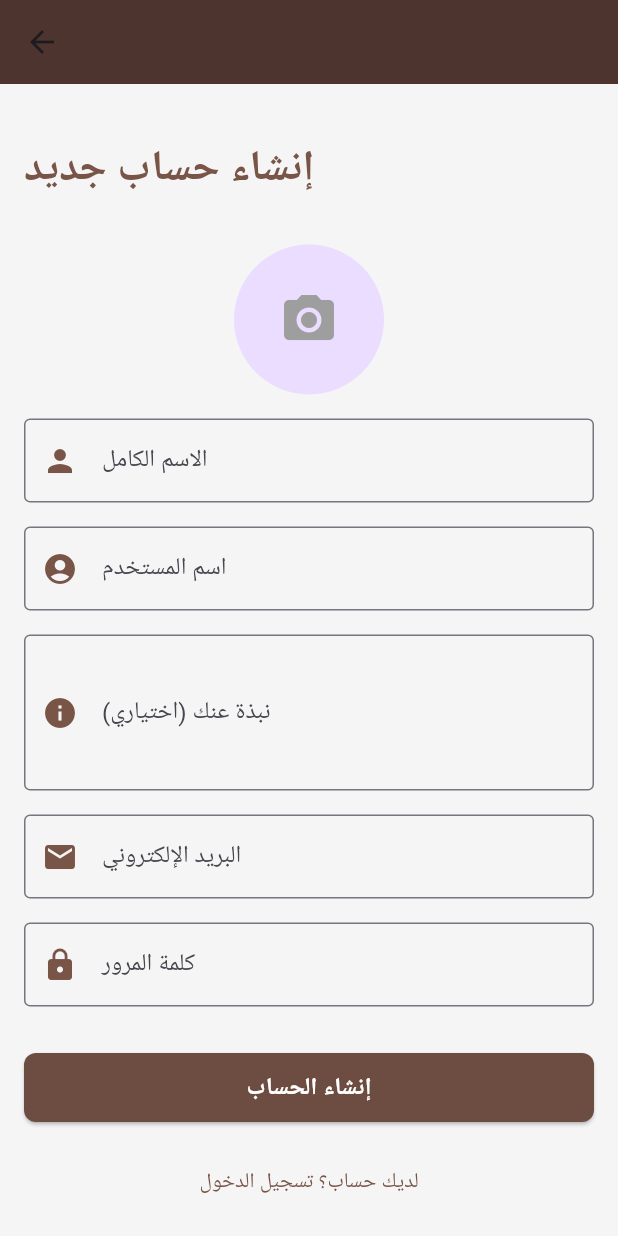
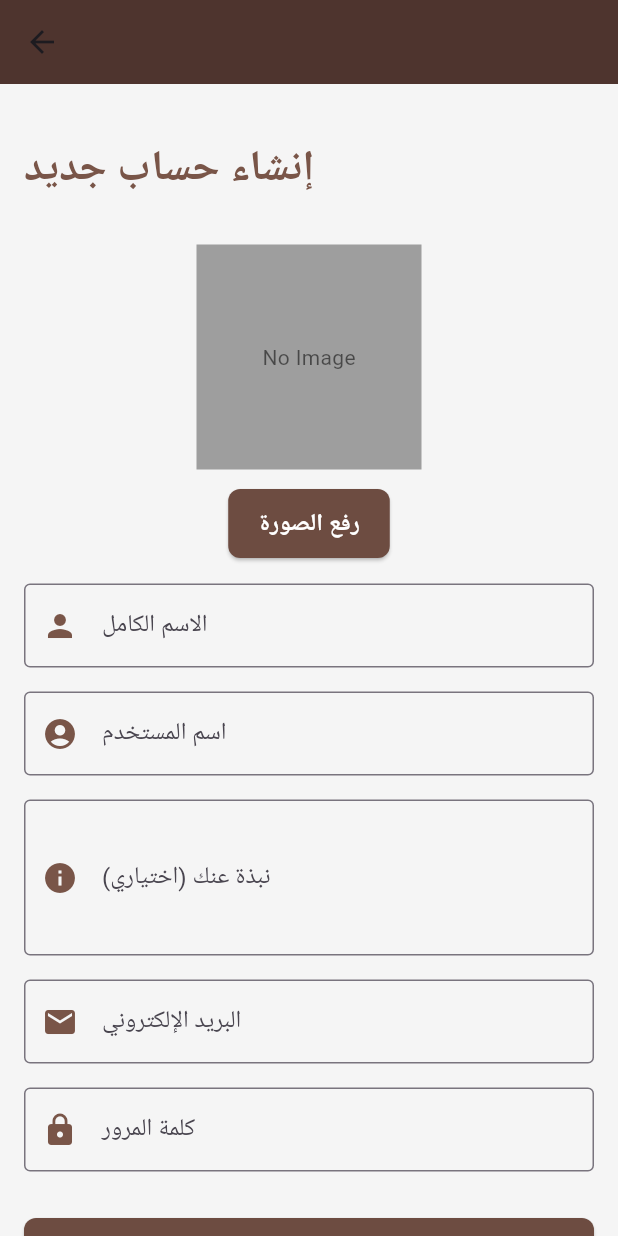
Before and after one commit to mofadel97/qahwatahlly, a Flutter app: the SignUpScreen screen opened by its route, on a phone screen of 412 x 824 dp. Run offline on Flutter 3.47's test engine with Material 3 defaults, Android fonts, the phone set to English and light mode, and no system bars; our stand-ins replace image_picker, permission_handler, supabase_flutter; accounts and stored records are empty.

Commit message:
تحديث المشروع وإضافة تحسينات جديدة

```diff
--- a/lib/main.dart
+++ b/lib/main.dart
@@ -52,7 +52,7 @@ class MyApp extends StatelessWidget {
         '/signup': (context) => const SignUpScreen(),
         '/home': (context) => const HomeScreen(),
         '/post': (context) => const PostScreen(),
-      },
+            },
       onGenerateRoute: (settings) {
         if (settings.name == '/comments') {
           final args = settings.arguments as Map<String, dynamic>;
--- /dev/null
+++ b/lib/screens/components/avatar.dart
@@ -0,0 +1,175 @@
+import 'dart:io';
+import 'package:flutter/material.dart';
+import 'package:image_picker/image_picker.dart';
+import 'package:supabase_flutter/supabase_flutter.dart';
+import 'package:permission_handler/permission_handler.dart';
+import 'package:path/path.dart' as path;
+
+class Avatar extends StatefulWidget {
+  const Avatar({
+    super.key,
+    required this.imageUrl,
+    required this.onUpload,
+  });
+
+  final String? imageUrl;
+  final void Function(String imageUrl) onUpload;
+
+  @override
+  _AvatarState createState() => _AvatarState();
+}
+
+class _AvatarState extends State<Avatar> {
+  final _picker = ImagePicker();
+  final _supabase = Supabase.instance.client;
+  bool _isUploading = false;
+
+  Future<bool> _requestStoragePermission() async {
+    print('Checking storage permission status...');
+    PermissionStatus status = await Permission.photos.status;
+    print('Photos permission status: $status');
+
+    if (status.isGranted) {
+      print('Photos permission already granted');
+      return true;
+    }
+    if (status.isPermanentlyDenied) {
+      print('Photos permission permanently denied');
+      ScaffoldMessenger.of(context).showSnackBar(
+        const SnackBar(
+          content: Text('الرجاء السماح بالوصول إلى الصور من الإعدادات'),
+          action: SnackBarAction(
+            label: 'الإعدادات',
+            onPressed: openAppSettings,
+          ),
+        ),
+      );
+      return false;
+    }
+
+    status = await Permission.photos.request();
+    print('Photos permission request result: $status');
+
+    if (status.isGranted) {
+      print('Permission granted');
+      return true;
+    } else if (status.isPermanentlyDenied) {
+      print('Permission permanently denied');
+      ScaffoldMessenger.of(context).showSnackBar(
+        const SnackBar(
+          content: Text('الرجاء السماح بالوصول إلى الصور من الإعدادات'),
+          action: SnackBarAction(
+            label: 'الإعدادات',
+            onPressed: openAppSettings,
+          ),
+        ),
+      );
+      return false;
+    } else {
+      print('Permission denied');
+      ScaffoldMessenger.of(context).showSnackBar(
+        const SnackBar(
+          content: Text('يجب السماح بالوصول إلى الصور لاختيار الصورة'),
+        ),
+      );
+      return false;
+    }
+  }
+
+  Future<void> _pickAndUploadImage() async {
+    print('Starting image picking process...');
+    final hasPermission = await _requestStoragePermission();
+    if (!hasPermission) {
+      print('Permission denied, aborting');
+      return;
+    }
+
+    setState(() {
+      _isUploading = true;
+    });
+
+    try {
+      print('Opening gallery...');
+      final XFile? image = await _picker.pickImage(source: ImageSource.gallery);
+      if (image == null) {
+        print('No image selected');
+        setState(() {
+          _isUploading = false;
+        });
+        return;
+      }
+
+      print('Image picked: ${image.path}');
+      final imageFile = File(image.path);
+      final imageBytes = await imageFile.readAsBytes();
+      final imageExtension = path.extension(image.path).toLowerCase().replaceFirst('.', '');
+
+      final userId = _supabase.auth.currentUser?.id ?? DateTime.now().millisecondsSinceEpoch.toString();
+      final imagePath = '$userId-profile.png';
+
+      print('Uploading image to Supabase Storage...');
+      await _supabase.storage
+          .from('avatar-url')
+          .uploadBinary(
+            imagePath,
+            imageBytes,
+            fileOptions: FileOptions(
+              upsert: true,
+              contentType: 'image/$imageExtension',
+            ),
+          );
+
+      print('Getting public URL...');
+      String imageUrl = _supabase.storage.from('avatar-url').getPublicUrl(imagePath);
+      imageUrl = Uri.parse(imageUrl)
+          .replace(queryParameters: {'t': DateTime.now().millisecondsSinceEpoch.toString()})
+          .toString();
+
+      print('Image uploaded successfully: $imageUrl');
+      widget.onUpload(imageUrl);
+    } catch (e) {
+      print('Error during image upload: $e');
+      ScaffoldMessenger.of(context).showSnackBar(
+        SnackBar(content: Text('خطأ في رفع الصورة: $e')),
+      );
+    } finally {
+      setState(() {
+        _isUploading = false;
+      });
+    }
+  }
+
+  @override
+  Widget build(BuildContext context) {
+    return Column(
+      children: [
+        GestureDetector(
+          onTap: _isUploading ? null : _pickAndUploadImage,
+          child: SizedBox(
+            width: 150,
+            height: 150,
+            child: _isUploading
+                ? const Center(child: CircularProgressIndicator())
+                : widget.imageUrl != null
+                    ? Image.network(
+                        widget.imageUrl!,
+                        fit: BoxFit.cover,
+                        errorBuilder: (context, error, stackTrace) => const Icon(Icons.error),
+                      )
+                    : Container(
+                        color: Colors.grey,
+                        child: const Center(
+                          child: Text('No Image'),
+                        ),
+                      ),
+          ),
+        ),
+        const SizedBox(height: 12),
+        ElevatedButton(
+          onPressed: _isUploading ? null : _pickAndUploadImage,
+          child: const Text('رفع الصورة'),
+        ),
+      ],
+    );
+  }
+}
--- a/lib/screens/signup_screen.dart
+++ b/lib/screens/signup_screen.dart
@@ -1,7 +1,6 @@
-import 'dart:io';
 import 'package:flutter/material.dart';
+import 'package:qahwatahlly/screens/components/avatar.dart';
 import 'package:supabase_flutter/supabase_flutter.dart';
-import 'package:image_picker/image_picker.dart';
 
 class SignUpScreen extends StatefulWidget {
   const SignUpScreen({super.key});
@@ -17,34 +16,7 @@ class _SignUpScreenState extends State<SignUpScreen> {
   final _emailController = TextEditingController();
   final _passwordController = TextEditingController();
   final _supabase = Supabase.instance.client;
-  File? _avatarImage;
-  final ImagePicker _picker = ImagePicker();
-
-  Future<void> _pickImage() async {
-    final pickedFile = await _picker.pickImage(source: ImageSource.gallery);
-    if (pickedFile != null) {
-      setState(() {
-        _avatarImage = File(pickedFile.path);
-      });
-    }
-  }
-
-  Future<String?> _uploadAvatar() async {
-    if (_avatarImage == null) return null;
-    try {
-      final userId = _supabase.auth.currentUser?.id ?? DateTime.now().millisecondsSinceEpoch.toString();
-      final fileName = '$userId-avatar.png';
-      await _supabase.storage.from('avatar-url').upload(fileName, _avatarImage!);
-      final publicUrl = _supabase.storage.from('avatar-url').getPublicUrl(fileName);
-      return publicUrl;
-    } catch (e) {
-      print('Error uploading avatar: $e');
-      ScaffoldMessenger.of(context).showSnackBar(
-        SnackBar(content: Text('خطأ في رفع الصورة: $e')),
-      );
-      return null;
-    }
-  }
+  String? _avatarUrl;
 
   Future<void> _signUp() async {
     try {
@@ -53,14 +25,13 @@ class _SignUpScreenState extends State<SignUpScreen> {
         password: _passwordController.text,
       );
       if (response.user != null) {
-        final avatarUrl = await _uploadAvatar();
         await _supabase.from('profiles').insert({
           'id': response.user!.id,
           'full_name': _fullNameController.text,
           'username': _usernameController.text,
           'email': _emailController.text,
           'bio': _bioController.text,
-          'avatar_url': avatarUrl,
+          'avatar_url': _avatarUrl,
         });
         Navigator.pushReplacementNamed(context, '/home');
       }
@@ -95,15 +66,13 @@ class _SignUpScreenState extends State<SignUpScreen> {
             ),
             const SizedBox(height: 30),
             Center(
-              child: GestureDetector(
-                onTap: _pickImage,
-                child: CircleAvatar(
-                  radius: 50,
-                  backgroundImage: _avatarImage != null ? FileImage(_avatarImage!) : null,
-                  child: _avatarImage == null
-                      ? const Icon(Icons.camera_alt, size: 40, color: Colors.grey)
-                      : null,
-                ),
+              child: Avatar(
+                imageUrl: _avatarUrl,
+                onUpload: (imageUrl) {
+                  setState(() {
+                    _avatarUrl = imageUrl;
+                  });
+                },
               ),
             ),
             const SizedBox(height: 16),
--- a/pubspec.yaml
+++ b/pubspec.yaml
@@ -38,6 +38,7 @@ dependencies:
   image_picker: ^1.1.2
   permission_handler: ^11.4.0
   path: ^1.9.1
+  # device_info_plus: ^11.3.3
 
 dev_dependencies:
   flutter_test:
```
Also changed, not shown: 1 other file.
